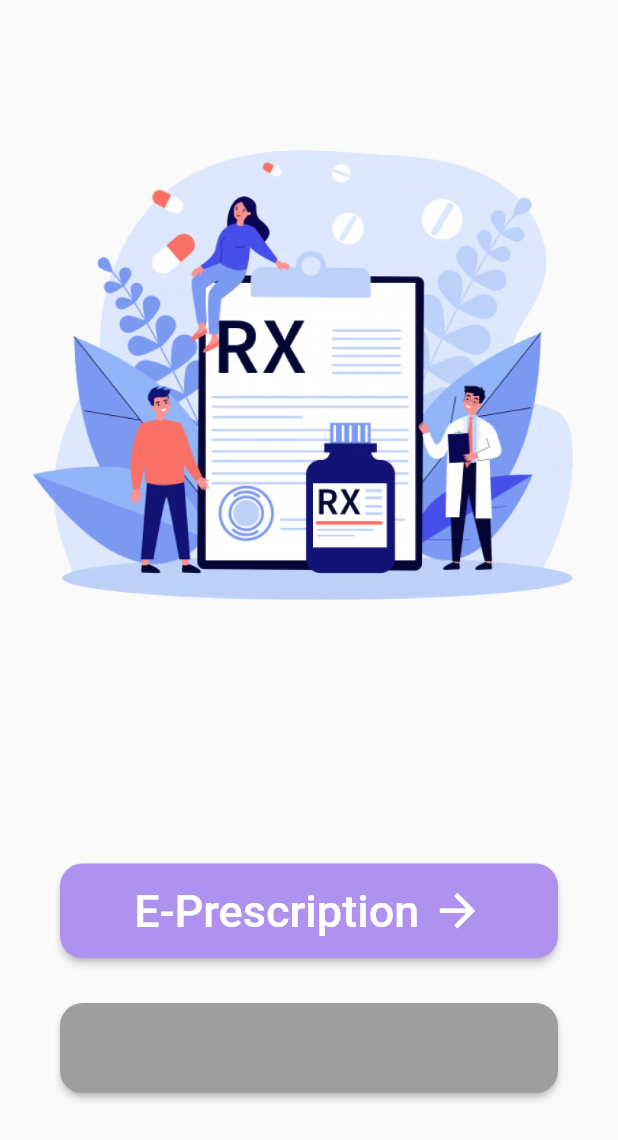
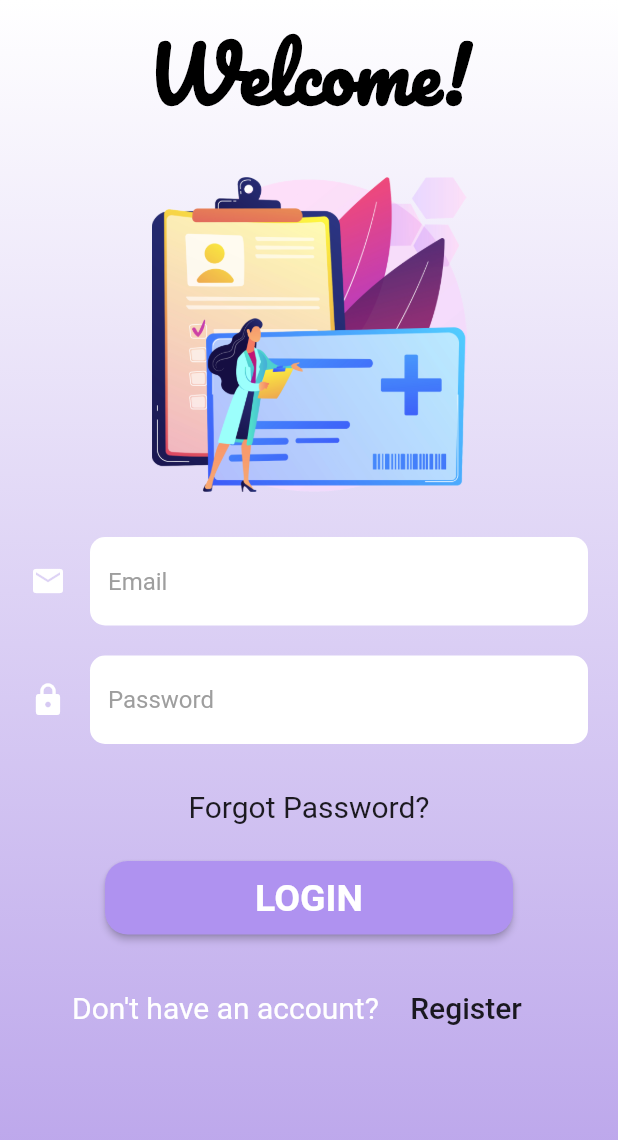
Before and after one commit to pinkman7009/Smart-Prescription, a Flutter app: the screen it shows after launch, after a tap on "E-Prescription", on a phone screen of 412 x 824 dp. Shown: the top 1140 px of the screen. Run offline on Flutter 3.47's test engine with Material 2 defaults, Android fonts, the phone set to English and light mode, and no system bars; our stand-ins replace file_picker, firebase_database, firebase_storage; accounts and stored records are empty.

Commit message:
Registration and Login Screen Ui Added

```diff
--- a/lib/PdfFirebase/constants.dart
+++ b/lib/PdfFirebase/constants.dart
@@ -14,3 +14,18 @@ final BoxDecoration k_screen_decor = BoxDecoration(
   end: FractionalOffset.bottomCenter,
   stops: [0.0, 1.0],
 ));
+const k_text_field_decor = InputDecoration(
+    filled: true,
+    fillColor: Colors.white,
+    icon: Icon(
+      Icons.email,
+      color: Colors.white,
+    ),
+    hintText: "Email",
+    hintStyle: TextStyle(
+      color: Colors.grey,
+    ),
+    border: OutlineInputBorder(
+      borderRadius: BorderRadius.all(Radius.circular(10.0)),
+      borderSide: BorderSide.none,
+    ));
--- a/lib/PdfFirebase/home_page.dart
+++ b/lib/PdfFirebase/home_page.dart
@@ -1,6 +1,7 @@
 import 'package:flutter/material.dart';
 import 'package:flutter/cupertino.dart';
 import 'constants.dart';
+import 'login_page.dart';
 
 class Home extends StatelessWidget {
   @override
@@ -23,6 +24,10 @@ class Home extends StatelessWidget {
                         borderRadius: BorderRadius.all(Radius.circular(15.0))),
                     onPressed: () {
                       print('Button Clicked.');
+                      Navigator.push(
+                          context,
+                          MaterialPageRoute(
+                              builder: (context) => Login_Page()));
                     },
                     textColor: Colors.white,
                     color: k_button_color,
--- /dev/null
+++ b/lib/PdfFirebase/login_page.dart
@@ -0,0 +1,145 @@
+import 'package:flutter/material.dart';
+import 'package:flutter/cupertino.dart';
+import 'package:flutter/services.dart';
+import 'constants.dart';
+import 'register_page.dart';
+
+class Login_Page extends StatefulWidget {
+  @override
+  _Login_PageState createState() => _Login_PageState();
+}
+
+class _Login_PageState extends State<Login_Page> {
+  @override
+  Widget build(BuildContext context) {
+    return Container(
+      decoration: k_screen_decor,
+      child: Scaffold(
+        backgroundColor: Colors.transparent,
+        body: SafeArea(
+          child: SingleChildScrollView(
+            child: Container(
+              child: Column(
+                mainAxisSize: MainAxisSize.max,
+                // mainAxisAlignment: MainAxisAlignment.spaceEvenly,
+                crossAxisAlignment: CrossAxisAlignment.center,
+                children: [
+                  Container(
+                    padding: EdgeInsets.symmetric(horizontal: 20, vertical: 5),
+                    child: Text(
+                      'Welcome!',
+                      style: TextStyle(
+                          fontSize: 50,
+                          fontFamily: 'Pacifico',
+                          fontWeight: FontWeight.bold,
+                          color: Colors.black),
+                    ),
+                  ),
+                  Container(
+                    padding: EdgeInsets.symmetric(horizontal: 20, vertical: 10),
+                    height: 250,
+                    width: 250,
+                    child: Image.asset('images/welcome_page_image.png'),
+                  ),
+                  Container(
+                    padding: EdgeInsets.symmetric(vertical: 10, horizontal: 20),
+                    child: TextField(
+                      style: TextStyle(
+                        color: Colors.black,
+                      ),
+                      decoration: k_text_field_decor,
+                    ),
+                  ),
+                  Container(
+                    padding: EdgeInsets.symmetric(vertical: 10, horizontal: 20),
+                    child: TextField(
+                      style: TextStyle(
+                        color: Colors.black,
+                      ),
+                      obscureText: true,
+                      decoration: InputDecoration(
+                          filled: true,
+                          fillColor: Colors.white,
+                          icon: Icon(
+                            Icons.lock,
+                            color: Colors.white,
+                          ),
+                          hintText: "Password",
+                          hintStyle: TextStyle(
+                            color: Colors.grey,
+                          ),
+                          border: OutlineInputBorder(
+                            borderRadius:
+                                BorderRadius.all(Radius.circular(10.0)),
+                            borderSide: BorderSide.none,
+                          )),
+                    ),
+                  ),
+                  Container(
+                    padding: EdgeInsets.symmetric(vertical: 20, horizontal: 10),
+                    child: Text(
+                      'Forgot Password?',
+                      style: TextStyle(color: Colors.blue[05], fontSize: 20),
+                    ),
+                  ),
+                  Container(
+                    padding: EdgeInsets.all(5.0),
+                    child: RaisedButton(
+                        shape: RoundedRectangleBorder(
+                            borderRadius:
+                                BorderRadius.all(Radius.circular(15.0))),
+                        onPressed: () {
+                          print('Button Clicked.');
+                        },
+                        // textColor: Colors.white,
+                        color: k_button_color,
+                        padding: EdgeInsets.fromLTRB(100, 10, 100, 10),
+                        child: Text(
+                          'LOGIN',
+                          style: TextStyle(
+                              color: Colors.white,
+                              fontSize: 25,
+                              fontWeight: FontWeight.bold),
+                        )),
+                  ),
+                  Container(
+                    padding: EdgeInsets.symmetric(horizontal: 10, vertical: 20),
+                    child: Row(
+                      mainAxisAlignment: MainAxisAlignment.center,
+                      children: [
+                        Text(
+                          'Don\'t have an account?',
+                          style: TextStyle(color: Colors.white, fontSize: 20),
+                        ),
+                        SizedBox(
+                          width: 5,
+                        ),
+                        FlatButton(
+                          onPressed: () {
+                            Navigator.push(
+                                context,
+                                MaterialPageRoute(
+                                  builder: (context) => Register_Page(),
+                                ));
+                          },
+                          color: Colors.transparent,
+                          child: Text(
+                            'Register',
+                            style: TextStyle(
+                              color: Colors.blue[05],
+                              fontSize: 20,
+                            ),
+                          ),
+                        )
+                      ],
+                    ),
+                  )
+                ],
+              ),
+            ),
+          ),
+        ),
+      ),
+    );
+  }
+}
```
Also changed, not shown: lib/PdfFirebase/register_page.dart (added, +157 -0 lines), pubspec.yaml (+5 -25 lines), fonts/Pacifico-Regular.ttf (added).
